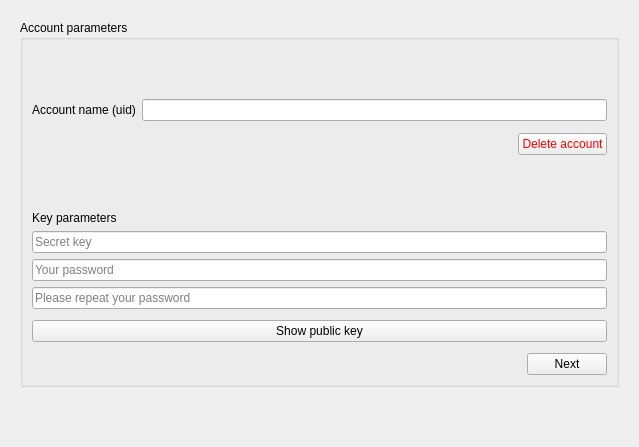
First picture: the form in src/sakia/gui/dialogs/connection_cfg/connection_cfg.ui, repository duniter/sakia, before the edit.
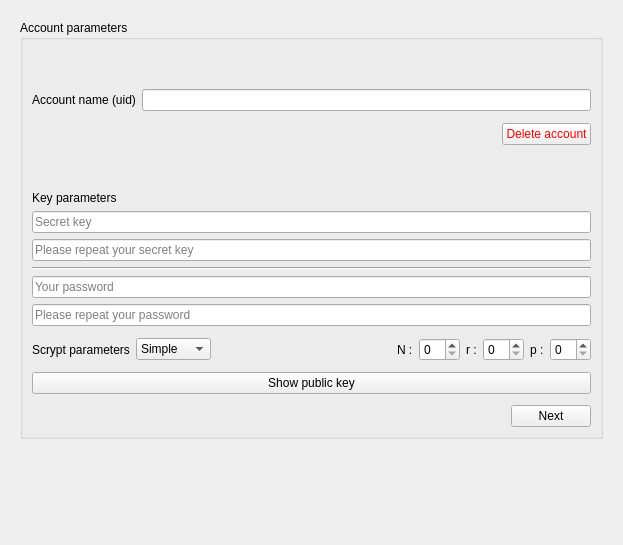
Second picture: the form after the edit. The open tabs and pages were chosen to show the change. Icons and pictures are not drawn.

Commit message: Add support for scrypt_params and bmas endpoints

The edit to the form file:
```diff
--- a/src/sakia/gui/dialogs/connection_cfg/connection_cfg.ui
+++ b/src/sakia/gui/dialogs/connection_cfg/connection_cfg.ui
@@ -6,8 +6,8 @@
    <rect>
     <x>0</x>
     <y>0</y>
-    <width>639</width>
-    <height>447</height>
+    <width>623</width>
+    <height>545</height>
    </rect>
   </property>
   <property name="windowTitle">
@@ -257,6 +257,20 @@
               </property>
              </widget>
             </item>
+            <item>
+             <widget class="QLineEdit" name="edit_salt_bis">
+              <property name="placeholderText">
+               <string>Please repeat your secret key</string>
+              </property>
+             </widget>
+            </item>
+            <item>
+             <widget class="Line" name="line">
+              <property name="orientation">
+               <enum>Qt::Horizontal</enum>
+              </property>
+             </widget>
+            </item>
             <item>
              <widget class="QLineEdit" name="edit_password">
               <property name="echoMode">
@@ -280,6 +294,106 @@
               </property>
              </widget>
             </item>
+            <item>
+             <layout class="QHBoxLayout" name="horizontalLayout_2">
+              <property name="topMargin">
+               <number>6</number>
+              </property>
+              <item>
+               <widget class="QLabel" name="label_6">
+                <property name="text">
+                 <string>Scrypt parameters</string>
+                </property>
+               </widget>
+              </item>
+              <item>
+               <widget class="QComboBox" name="combo_scrypt_params">
+                <item>
+                 <property name="text">
+                  <string>Simple</string>
+                 </property>
+                </item>
+                <item>
+                 <property name="text">
+                  <string>Secure</string>
+                 </property>
+                </item>
+                <item>
+                 <property name="text">
+                  <string>Hardest</string>
+                 </property>
+                </item>
+                <item>
+                 <property name="text">
+                  <string>Extreme</string>
+                 </property>
+                </item>
+               </widget>
+              </item>
+              <item>
+               <spacer name="horizontalSpacer_3">
+                <property name="orientation">
+                 <enum>Qt::Horizontal</enum>
+                </property>
+                <property name="sizeHint" stdset="0">
+                 <size>
+                  <width>40</width>
+                  <height>20</height>
+                 </size>
+                </property>
+               </spacer>
+              </item>
+              <item>
+               <widget class="QLabel" name="label">
+                <property name="sizePolicy">
+                 <sizepolicy hsizetype="Maximum" vsizetype="Preferred">
+                  <horstretch>0</horstretch>
+                  <verstretch>0</verstretch>
+                 </sizepolicy>
+                </property>
+                <property name="text">
+                 <string>N :</string>
+                </property>
+               </widget>
+              </item>
+              <item>
+               <widget class="QSpinBox" name="spin_n"/>
+              </item>
+              <item>
+               <widget class="QLabel" name="label_4">
+                <property name="sizePolicy">
+                 <sizepolicy hsizetype="Maximum" vsizetype="Preferred">
+                  <horstretch>0</horstretch>
+                  <verstretch>0</verstretch>
+                 </sizepolicy>
+                </property>
+                <property name="text">
+                 <string>r :</string>
+                </property>
+               </widget>
+              </item>
+              <item>
+               <widget class="QSpinBox" name="spin_r"/>
+              </item>
+              <item>
+               <widget class="QLabel" name="label_5">
+                <property name="text">
+                 <string>p :</string>
+                </property>
+               </widget>
+              </item>
+              <item>
+               <widget class="QSpinBox" name="spin_p">
+                <property name="sizePolicy">
+                 <sizepolicy hsizetype="Maximum" vsizetype="Fixed">
+                  <horstretch>0</horstretch>
+                  <verstretch>0</verstretch>
+                 </sizepolicy>
+                </property>
+               </widget>
+              </item>
+             </layout>
+            </item>
             <item>
              <layout class="QHBoxLayout" name="horizontalLayout_6">
               <property name="topMargin">
@@ -344,6 +458,19 @@
      </widget>
     </widget>
    </item>
+   <item>
+    <spacer name="verticalSpacer">
+     <property name="orientation">
+      <enum>Qt::Vertical</enum>
+     </property>
+     <property name="sizeHint" stdset="0">
+      <size>
+       <width>20</width>
+       <height>40</height>
+      </size>
+     </property>
+    </spacer>
+   </item>
    <item>
     <widget class="QLabel" name="label_currency">
      <property name="text">
```
Left out of the diff: 37 changed lines with no effect on the pictures. The commit also changes 10 other files.
